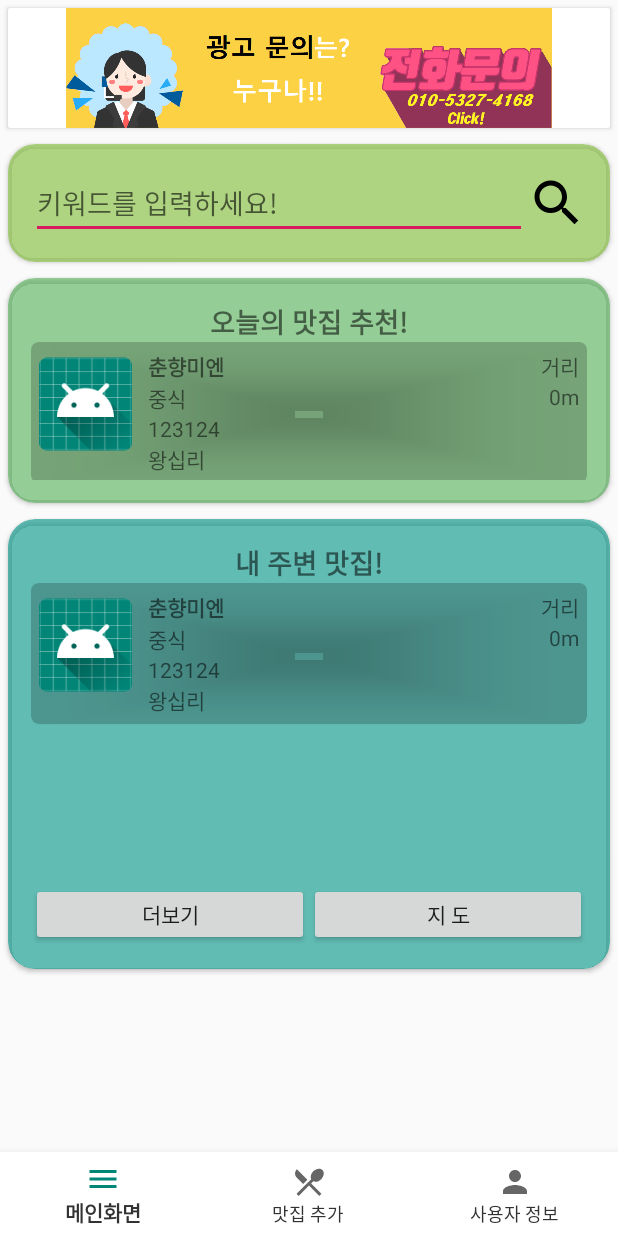
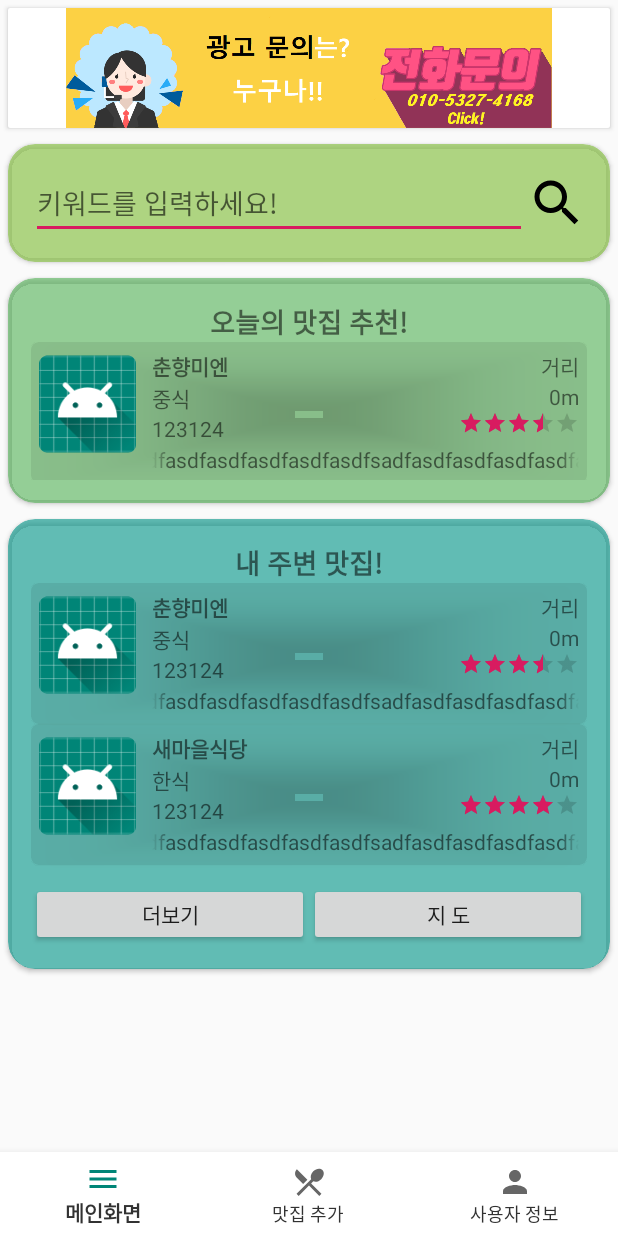
Before and after one commit to Drillsh/project_WhatToEat, an Android app: the Main_frag screen opened directly, with no data from a screen before it, on a phone screen of 412 x 824 dp. Run offline under Robolectric (Android 15) with nearby library versions, the phone set to English and light mode, and no system bars; libraries missing offline, so code that uses them is left out: com.kakao.network, com.kakao.usermgmt, net.daum.mf.

Commit message:
작업내용 합치기
 레이팅바 추가, 오늘의 매장 수정, 클릭 이벤트 추가, DB수정

```diff
--- a/app/src/main/java/kr/or/mrhi/android/whattoeat_project/activity/ListActivity.java
+++ b/app/src/main/java/kr/or/mrhi/android/whattoeat_project/activity/ListActivity.java
@@ -31,8 +31,6 @@ public class ListActivity extends AppCompatActivity implements View.OnClickListe
         findViewByIdFunction();
 
         arrayList = new ArrayList<RestaurantData>();
-        //테스트용 바보
-        arrayList.add(new RestaurantData("이시형핵바보","한식","0213481215","서울시",100,"path"));
         totalListAdapter = new TotalListAdapter(getApplicationContext());
         linearLayoutManager = new LinearLayoutManager(getApplicationContext());
         //어댑터에 리스트 추가
--- a/app/src/main/java/kr/or/mrhi/android/whattoeat_project/adapter/BrandListAdapter.java
+++ b/app/src/main/java/kr/or/mrhi/android/whattoeat_project/adapter/BrandListAdapter.java
@@ -4,6 +4,7 @@ import android.content.Context;
 import android.view.LayoutInflater;
 import android.view.View;
 import android.view.ViewGroup;
+import android.widget.RatingBar;
 import android.widget.TextView;
 
 import androidx.annotation.NonNull;
@@ -14,16 +15,22 @@ import java.util.ArrayList;
 import kr.or.mrhi.android.whattoeat_project.R;
 import kr.or.mrhi.android.whattoeat_project.model.RestaurantData;
 
+// 음식점 리스트 어댑터
 public class BrandListAdapter extends RecyclerView.Adapter<BrandListAdapter.CustomViewHolder> {
 
     private Context context;
     private ArrayList<RestaurantData> brandList;
 
+    private boolean todayBrandPick;
+
     // 리스너 객체 참조를 저장하는 변수
     private OnItemClickListener mListener = null;
 
     // 생성자
-    public BrandListAdapter(Context context) {this.context = context;}
+    public BrandListAdapter(Context context, boolean todayBrandPick) {
+        this.context = context;
+        this.todayBrandPick = todayBrandPick;
+    }
 
     @NonNull
     @Override
@@ -43,13 +50,15 @@ public class BrandListAdapter extends RecyclerView.Adapter<BrandListAdapter.Cust
         customViewHolder.tvPhoneNum.setText(brandList.get(position).getPhoneNum());
         customViewHolder.tvAddress.setText(brandList.get(position).getAddress());
         customViewHolder.tvDistance.setText(brandList.get(position).getDistance()+"m");
+        customViewHolder.startRating.setRating(brandList.get(position).getStarRating());
 
+        // 글자 흘러가게 하기
+        // singleLine = true, ellipsize = marquee 처리도 함께
+        customViewHolder.tvAddress.setSelected(true);
     }
 
     @Override
-    public int getItemCount() {
-        return brandList != null ? brandList.size() : 0;
-    }
+    public int getItemCount() { return brandList != null ? brandList.size() : 0; }
 
     // 리사이클러뷰 클릭 이벤트를 위한 인터페이스
     public interface OnItemClickListener
@@ -70,6 +79,7 @@ public class BrandListAdapter extends RecyclerView.Adapter<BrandListAdapter.Cust
         TextView tvDistance;
         TextView tvPhoneNum;
         TextView tvAddress;
+        RatingBar startRating;
 
         public CustomViewHolder(@NonNull View itemView) {
             super(itemView);
@@ -79,6 +89,8 @@ public class BrandListAdapter extends RecyclerView.Adapter<BrandListAdapter.Cust
             tvDistance = (TextView) itemView.findViewById(R.id.tvDistance);
             tvPhoneNum = (TextView) itemView.findViewById(R.id.tvPhoneNum);
             tvAddress = (TextView) itemView.findViewById(R.id.tvAddress);
+            startRating = (RatingBar) itemView.findViewById(R.id.starRating);
+
 
             // 클릭 이벤트
             itemView.setOnClickListener(new View.OnClickListener() {
@@ -92,7 +104,6 @@ public class BrandListAdapter extends RecyclerView.Adapter<BrandListAdapter.Cust
                 }
             });
         }
-
     }
 
     // -------------------Getters, Setters ------------------------
--- a/app/src/main/java/kr/or/mrhi/android/whattoeat_project/controller/RestaurantDB_Controller.java
+++ b/app/src/main/java/kr/or/mrhi/android/whattoeat_project/controller/RestaurantDB_Controller.java
@@ -17,7 +17,7 @@ import kr.or.mrhi.android.whattoeat_project.model.RestaurantData;
 public class RestaurantDB_Controller extends SQLiteOpenHelper {
 
     private static final String DB_NAME = "WhatToEatDB";
-    private static final int VERSION = 1;
+    private static final int VERSION = 2;
 
     private Context context;
 
@@ -48,7 +48,8 @@ public class RestaurantDB_Controller extends SQLiteOpenHelper {
                         "phoneNum VARCHAR(20)," +
                         "address VARCHAR(30)," +
                         "distance INTEGER(5)," +
-                        "imgPath VARCHAR(30) );"
+                        "imgPath VARCHAR(30)," +
+                        "starRating FLOAT(2,1));"
         );
     }
 
@@ -78,7 +79,9 @@ public class RestaurantDB_Controller extends SQLiteOpenHelper {
                         cursor.getString(2),
                         cursor.getString(3),
                         cursor.getInt(4),
-                        cursor.getString(5));
+                        cursor.getString(5),
+                        cursor.getFloat(6)
+                );
 
                 restaurantList.add(restaurantData);
             }
@@ -109,7 +112,8 @@ public class RestaurantDB_Controller extends SQLiteOpenHelper {
                         + "'" + data.getPhoneNum() + "',"
                         + "'" + data.getAddress() + "',"
                         + data.getDistance() + ","
-                        + "'" + data.getImgPath() + "');";
+                        + "'" + data.getImgPath() + "',"
+                        + data.getStarRating()+");";
 
                 // 쿼리문 작성해서 넘김
                 // 예외발생시 SQLException
--- a/app/src/main/java/kr/or/mrhi/android/whattoeat_project/fragment/Add_frag.java
+++ b/app/src/main/java/kr/or/mrhi/android/whattoeat_project/fragment/Add_frag.java
@@ -16,6 +16,7 @@ import net.daum.mf.map.api.MapView;
 import kr.or.mrhi.android.whattoeat_project.R;
 import kr.or.mrhi.android.whattoeat_project.activity.MainActivity;
 
+// 음식점 추가 프래그먼트
 public class Add_frag extends Fragment {
 
     private MainActivity mainActivity;
--- a/app/src/main/java/kr/or/mrhi/android/whattoeat_project/fragment/Main_frag.java
+++ b/app/src/main/java/kr/or/mrhi/android/whattoeat_project/fragment/Main_frag.java
@@ -2,6 +2,7 @@ package kr.or.mrhi.android.whattoeat_project.fragment;
 
 import android.content.Context;
 import android.content.Intent;
+import android.os.Build;
 import android.os.Bundle;
 import android.view.LayoutInflater;
 import android.view.View;
@@ -13,11 +14,13 @@ import android.widget.Toast;
 
 import androidx.annotation.NonNull;
 import androidx.annotation.Nullable;
+import androidx.annotation.RequiresApi;
 import androidx.fragment.app.Fragment;
 import androidx.recyclerview.widget.LinearLayoutManager;
 import androidx.recyclerview.widget.RecyclerView;
 
 import java.util.ArrayList;
+import java.util.Random;
 
 import kr.or.mrhi.android.whattoeat_project.R;
 import kr.or.mrhi.android.whattoeat_project.activity.ListActivity;
@@ -25,9 +28,11 @@ import kr.or.mrhi.android.whattoeat_project.activity.MainActivity;
 import kr.or.mrhi.android.whattoeat_project.activity.RestaurantActivity;
 import kr.or.mrhi.android.whattoeat_project.adapter.BrandListAdapter;
 import kr.or.mrhi.android.whattoeat_project.controller.RestaurantDB_Controller;
+import kr.or.mrhi.android.whattoeat_project.function.Function;
 import kr.or.mrhi.android.whattoeat_project.model.RestaurantData;
 
-public class Main_frag extends Fragment implements BrandListAdapter.OnItemClickListener,View.OnClickListener {
+// 메인 화면 프래그먼트
+public class Main_frag extends Fragment implements BrandListAdapter.OnItemClickListener, View.OnClickListener {
 
     private MainActivity mainActivity;
     private EditText edtSearch;
@@ -45,7 +50,8 @@ public class Main_frag extends Fragment implements BrandListAdapter.OnItemClickL
         mainActivity = (MainActivity) getContext();
 
         // 더미 데이터 추가
-        restaurantDataArrayList.add(new RestaurantData("춘향미엔", "중식", "123124", "왕십리", 0, "123"));
+        restaurantDataArrayList.add(new RestaurantData("춘향미엔", "중식", "123124",
+                "왕십리asdfasdfasdfasdfasdfasdfsadfasdfasdfasdfasdfasd", 0, "123", 3.5f));
 
         RestaurantDB_Controller restaurantDB_controller;
         restaurantDB_controller = RestaurantDB_Controller.getInstance(mainActivity);
@@ -58,6 +64,7 @@ public class Main_frag extends Fragment implements BrandListAdapter.OnItemClickL
         mainActivity = null;
     }
 
+    @RequiresApi(api = Build.VERSION_CODES.N)
     @Nullable
     @Override
     public View onCreateView(@NonNull LayoutInflater inflater, @Nullable ViewGroup container, @Nullable Bundle savedInstanceState) {
@@ -67,8 +74,8 @@ public class Main_frag extends Fragment implements BrandListAdapter.OnItemClickL
         findViewByIdFunc(view);
 
         // 어댑터 인스턴스
-        BrandListAdapter todayListAdapter = new BrandListAdapter(mainActivity);
-        BrandListAdapter nearbyListAdapter = new BrandListAdapter(mainActivity);
+        BrandListAdapter todayListAdapter = new BrandListAdapter(mainActivity, true);
+        BrandListAdapter nearbyListAdapter = new BrandListAdapter(mainActivity, false);
 
         // LinearLayoutManager 인스턴스
         LinearLayoutManager todayListManager = new LinearLayoutManager(mainActivity);
@@ -83,21 +90,41 @@ public class Main_frag extends Fragment implements BrandListAdapter.OnItemClickL
         // DB에서 데이터 가져옴
         ArrayList<RestaurantData> arrayList = getRestaurantData();
 
+        // 더미 데이터 추가
+        arrayList.add(new RestaurantData("새마을식당", "한식", "123124",
+                "왕십리asdfasdfasdfasdfasdfasdfsadfasdfasdfasdfasdfasd", 0, "123", 4.0f));
+
+
+        // 오늘의 매장 추천
+        Random rd = new Random();
+        int position = rd.nextInt(arrayList.size() - 1);
+        ArrayList<RestaurantData> todayList = new ArrayList<>();
+        todayList.add(arrayList.get(position));
+
         // 어댑터에 데이터 세팅
-        todayListAdapter.setBrandList(arrayList);
+        todayListAdapter.setBrandList(todayList);
         nearbyListAdapter.setBrandList(arrayList);
 
         // 무효화처리
         todayListAdapter.notifyDataSetChanged();
         nearbyListAdapter.notifyDataSetChanged();
 
+        // 오늘의 추천 recyclerview 클릭 이벤트
+        todayListAdapter.setOnItemClickListener(new BrandListAdapter.OnItemClickListener() {
+            @Override
+            public void onItemClick(View v, int pos) {
+                Intent intent = new Intent(getActivity(), RestaurantActivity.class);
+                intent.putExtra("todayList", pos);
+                startActivity(intent);
+            }
+        });
         // 근처 음식점 recyclerview 클릭 이벤트
         nearbyListAdapter.setOnItemClickListener(new BrandListAdapter.OnItemClickListener() {
             @Override
             public void onItemClick(View v, int pos) {
                 Intent intent = new Intent(getActivity(), RestaurantActivity.class);
+                intent.putExtra("nearbyList", pos);
                 startActivity(intent);
-                Toast.makeText(mainActivity, "클릭클릭", Toast.LENGTH_SHORT).show();
             }
         });
 
@@ -115,20 +142,21 @@ public class Main_frag extends Fragment implements BrandListAdapter.OnItemClickL
         //이벤트 등록
         btnMoreList.setOnClickListener(this);
     }
-    //클릭시 이벤트 처리
+
+    //더보기 클릭시 이벤트 처리
     @Override
     public void onClick(View view) {
-        switch (view.getId()){
-            case R.id.btnMoreList :
-                Intent intent = new Intent(mainActivity,ListActivity.class);
+        switch (view.getId()) {
+            case R.id.btnMoreList:
+                Intent intent = new Intent(mainActivity, ListActivity.class);
                 startActivity(intent);
                 break;
-
         }
     }
 
     // 음식점 데이터 가져오기
-    private ArrayList<RestaurantData> getRestaurantData(){
+    @RequiresApi(api = Build.VERSION_CODES.N)
+    private ArrayList<RestaurantData> getRestaurantData() {
 
         // 음식점 DB 컨트롤러 인스턴스
         RestaurantDB_Controller restaurantDB_controller = RestaurantDB_Controller.getInstance(mainActivity);
@@ -136,17 +164,18 @@ public class Main_frag extends Fragment implements BrandListAdapter.OnItemClickL
         // DB로부터 리스트 가져옴
         ArrayList<RestaurantData> restaurantDataList = restaurantDB_controller.selectRestaurantData();
 
-        if (restaurantDataList.isEmpty()){
-            Toast.makeText(mainActivity, "데이터 가져오기 실패", Toast.LENGTH_SHORT).show();
-        }else{
-            Toast.makeText(mainActivity, "데이터 가져오기 성공", Toast.LENGTH_SHORT).show();
+        if (restaurantDataList.isEmpty()) {
+            Function.settingToast(mainActivity, "데이터 가져오기 실패");
+        } else {
+            Function.settingToast(mainActivity, "데이터 가져오기 성공");
         }
 
         return restaurantDataList;
     }
 
     // 음식점 데이터 삽입
-    private void insertRestaurantData(ArrayList<RestaurantData> restaurantDataList){
+    @RequiresApi(api = Build.VERSION_CODES.N)
+    private void insertRestaurantData(ArrayList<RestaurantData> restaurantDataList) {
 
         // 음식점 DB 컨트롤러 인스턴스
         RestaurantDB_Controller restaurantDB_controller = RestaurantDB_Controller.getInstance(mainActivity);
@@ -154,15 +183,16 @@ public class Main_frag extends Fragment implements BrandListAdapter.OnItemClickL
         // DB에 데이터 삽입
         boolean returnValue = restaurantDB_controller.insertRestaurantData(restaurantDataList);
 
-        if(returnValue){
-            Toast.makeText(mainActivity, "데이터 삽입 성공", Toast.LENGTH_SHORT).show();
-        }else{
-            Toast.makeText(mainActivity, "데이터 삽입 실패", Toast.LENGTH_SHORT).show();
+        if (returnValue) {
+            Function.settingToast(mainActivity, "데이터 삽입 성공");
+        } else {
+            Function.settingToast(mainActivity, "데이터 삽입 실패");
         }
     }
 
     // 음식점 데이터 삭제
-    private void deleteRestaurantData(RestaurantData restaurantData){
+    @RequiresApi(api = Build.VERSION_CODES.N)
+    private void deleteRestaurantData(RestaurantData restaurantData) {
 
         // 음식점 DB 컨트롤러 인스턴스
         RestaurantDB_Controller restaurantDB_controller = RestaurantDB_Controller.getInstance(mainActivity);
@@ -170,13 +200,15 @@ public class Main_frag extends Fragment implements BrandListAdapter.OnItemClickL
         // DB에서 데이터 삭제
         boolean returnValue = restaurantDB_controller.deleteRestaurantData(restaurantData);
 
-        if(returnValue){
-            Toast.makeText(mainActivity, "데이터 삭제 성공", Toast.LENGTH_SHORT).show();
-        }else{
-            Toast.makeText(mainActivity, "데이터 삭제 실패", Toast.LENGTH_SHORT).show();
+        if (returnValue) {
+            Function.settingToast(mainActivity, "데이터 삭제 성공");
+        } else {
+            Function.settingToast(mainActivity, "데이터 삭제 실패");
         }
     }
 
+    // recyclerview 아이템 클릭 오버라이드
     @Override
     public void onItemClick(View v, int pos) {}
+
 }
--- a/app/src/main/java/kr/or/mrhi/android/whattoeat_project/fragment/User_frag.java
+++ b/app/src/main/java/kr/or/mrhi/android/whattoeat_project/fragment/User_frag.java
@@ -28,6 +28,7 @@ import kr.or.mrhi.android.whattoeat_project.activity.MainActivity;
 import kr.or.mrhi.android.whattoeat_project.function.Function;
 import kr.or.mrhi.android.whattoeat_project.kakaologin.LoginActivity;
 
+// 사용자 화면 프래그먼트
 public class User_frag extends Fragment implements View.OnClickListener{
 
     private MainActivity mainActivity;
--- a/app/src/main/java/kr/or/mrhi/android/whattoeat_project/model/RestaurantData.java
+++ b/app/src/main/java/kr/or/mrhi/android/whattoeat_project/model/RestaurantData.java
@@ -3,6 +3,7 @@ package kr.or.mrhi.android.whattoeat_project.model;
 import android.os.Parcel;
 import android.os.Parcelable;
 
+// 음식점 정보 모델
 public class RestaurantData implements Parcelable {
 
     private String brandName;
@@ -11,6 +12,7 @@ public class RestaurantData implements Parcelable {
     private String address;
     private int distance;
     private String imgPath;
+    private float starRating;
 
     protected RestaurantData(Parcel in) {
         brandName = in.readString();
@@ -19,16 +21,20 @@ public class RestaurantData implements Parcelable {
         address = in.readString();
         distance = in.readInt();
         imgPath = in.readString();
+        starRating = in.readFloat();
     }
 
-    public RestaurantData(String brandName, String category, String phoneNum, String address, int distance, String imgPath) {
+    public RestaurantData(String brandName, String category, String phoneNum, String address, int distance, String imgPath, float starRating) {
         this.brandName = brandName;
         this.category = category;
         this.phoneNum = phoneNum;
         this.address = address;
         this.distance = distance;
         this.imgPath = imgPath;
+        this.starRating = starRating;
     }
+
+    // ---------------getters, setters -------------------
 
     public static final Creator<RestaurantData> CREATOR = new Creator<RestaurantData>() {
         @Override
@@ -55,9 +61,8 @@ public class RestaurantData implements Parcelable {
         dest.writeString(address);
         dest.writeInt(distance);
         dest.writeString(imgPath);
+        dest.writeFloat(starRating);
     }
-
-    // ---------------getters, setters -------------------
 
     public String getBrandName() {
         return brandName;
@@ -107,4 +112,11 @@ public class RestaurantData implements Parcelable {
         this.imgPath = imgPath;
     }
 
+    public float getStarRating() {
+        return starRating;
+    }
+
+    public void setStarRating(float starRating) {
+        this.starRating = starRating;
+    }
 }
--- a/app/src/main/res/layout/main_item.xml
+++ b/app/src/main/res/layout/main_item.xml
@@ -4,7 +4,7 @@
     android:layout_width="match_parent"
     android:layout_height="wrap_content"
     android:orientation="vertical"
-    app:cardBackgroundColor="#34030100"
+    app:cardBackgroundColor="#14030100"
     app:cardCornerRadius="5dp">
 
     <LinearLayout
@@ -24,7 +24,7 @@
             android:layout_width="match_parent"
             android:layout_height="wrap_content"
             android:layout_margin="5dp"
-            android:layout_weight="7"
+            android:layout_weight="10"
             android:orientation="vertical">
 
             <LinearLayout
@@ -50,6 +50,12 @@
                         android:layout_width="match_parent"
                         android:layout_height="wrap_content"
                         android:text="음식 종류" />
+
+                    <TextView
+                        android:id="@+id/tvPhoneNum"
+                        android:layout_width="wrap_content"
+                        android:layout_height="wrap_content"
+                        android:text="전화번호" />
                 </LinearLayout>
 
                 <LinearLayout
@@ -71,6 +77,15 @@
                         android:layout_height="wrap_content"
                         android:gravity="right"
                         android:text="100m" />
+
+                    <RatingBar
+                        android:id="@+id/starRating"
+                        style="@style/Widget.AppCompat.RatingBar.Small"
+                        android:layout_width="wrap_content"
+                        android:layout_height="wrap_content"
+                        android:layout_gravity="center|right"
+                        android:numStars="5"
+                        android:stepSize="0.5" />
                 </LinearLayout>
             </LinearLayout>
 
@@ -80,16 +95,13 @@
                 android:orientation="vertical">
 
                 <TextView
-                    android:id="@+id/tvPhoneNum"
-                    android:layout_width="match_parent"
-                    android:layout_height="wrap_content"
-                    android:text="전화번호" />
-
-                <TextView
                     android:id="@+id/tvAddress"
                     android:layout_width="match_parent"
                     android:layout_height="wrap_content"
+                    android:ellipsize="marquee"
+                    android:singleLine="true"
                     android:text="주소" />
+
             </LinearLayout>
         </LinearLayout>
     </LinearLayout>
```
Also changed, not shown: app/src/main/java/kr/or/mrhi/android/whattoeat_project/model/CommentData.java (+55 -0 lines).
